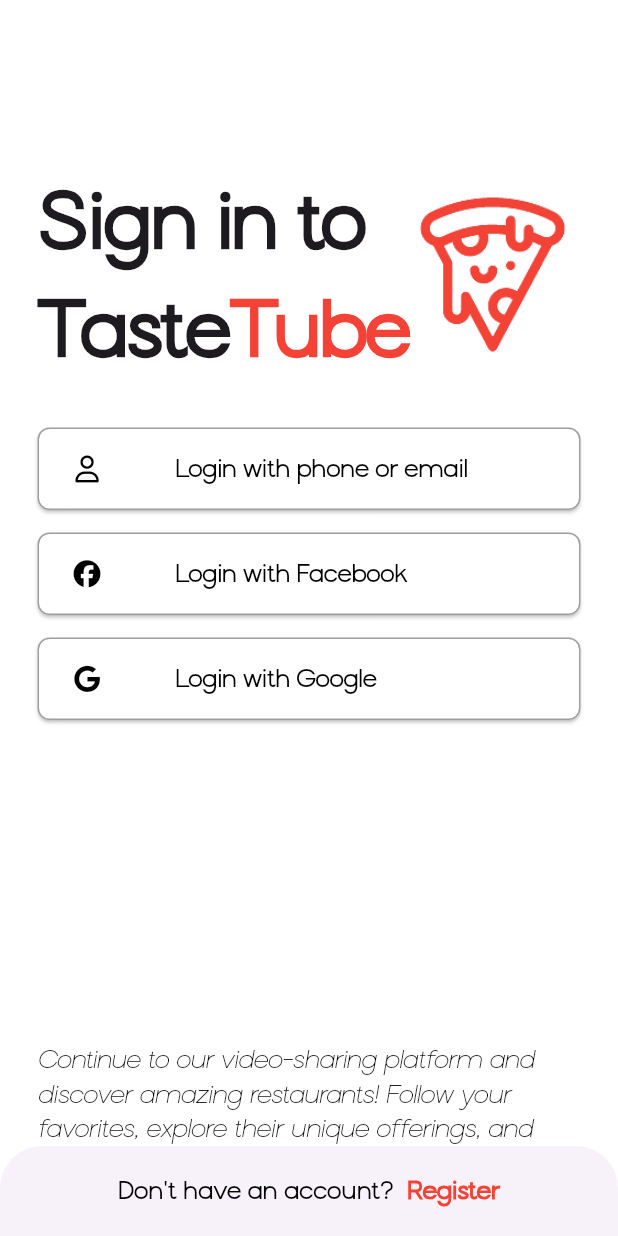
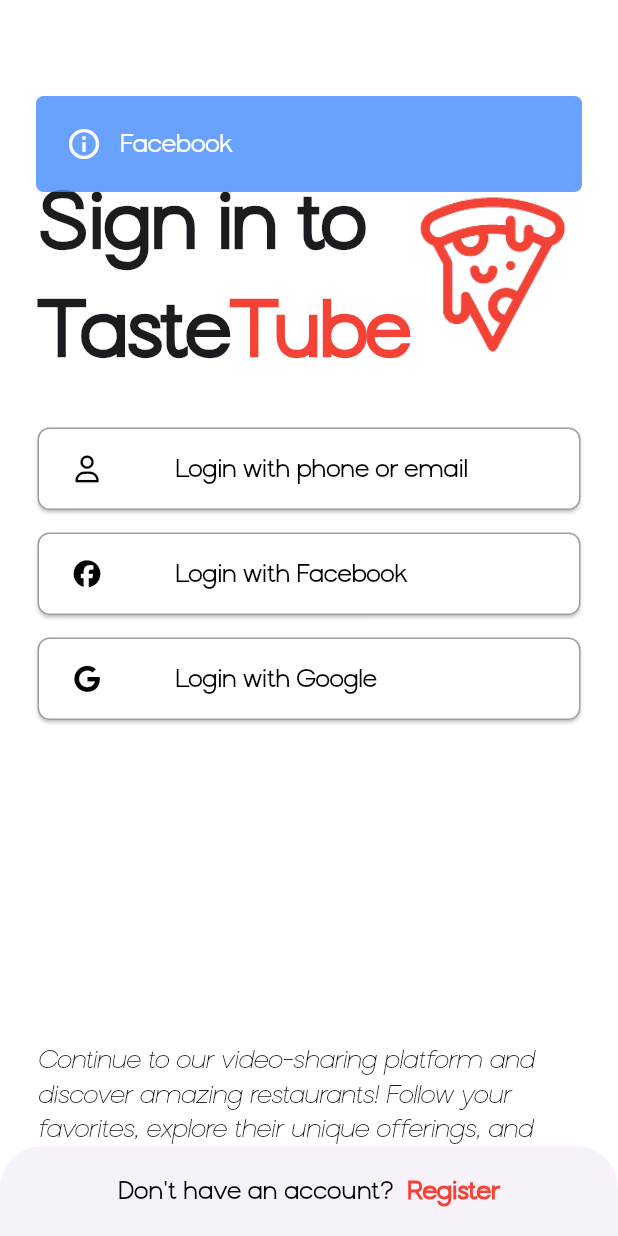
Before and after one commit to Killian0812/TasteTube, a Flutter app: the screen it shows after launch, after a tap on "Login with Facebook", on a phone screen of 412 x 824 dp. Run offline on Flutter 3.47's test engine with Material 3 defaults, Android fonts, the light colour scheme and no system bars; our stand-ins replace firebase_core, flutter_bloc, fluttertoast, font_awesome_flutter, fpdart, get_it and 3 more; accounts and stored records are empty.

Commit message:
fix: network permission + custom toast + naming

```diff
--- a/lib/api.dart
+++ b/lib/api.dart
@@ -1,5 +1,6 @@
 class Api {
-  static const _baseUrl = 'http://172.18.176.1:8080';
+  // exposed local server to internet using ngrok
+  static const _baseUrl = 'https://7694-27-73-139-80.ngrok-free.app/api';
 
   static const loginApi = '$_baseUrl/login';
   static const registerApi = '$_baseUrl/register';
--- a/lib/auth/view/login_page.dart
+++ b/lib/auth/view/login_page.dart
@@ -4,6 +4,7 @@
 import 'package:taste_tube/auth/view/widget/auth_title.dart';
 import 'package:taste_tube/auth/view/widget/auth_button.dart';
 import 'package:taste_tube/common/text.dart';
+import 'package:taste_tube/common/toast.dart';
 
 class LoginPage extends StatefulWidget {
   const LoginPage({super.key});
@@ -33,15 +34,19 @@
               AuthButton(
                 icon: FontAwesomeIcons.facebook,
                 title: "Login with Facebook",
-                onTap: () {},
+                onTap: () {
+                  ToastService.showToast(context, "Facebook", ToastType.info);
+                },
               ),
               AuthButton(
                 icon: FontAwesomeIcons.google,
                 title: "Login with Google",
-                onTap: () {},
+                onTap: () {
+                  ToastService.showToast(context, "Google", ToastType.success);
+                },
               ),
               const SizedBox(height: 200),
-              CustomTextWidget.loginPageMessage,
+              CommonTextWidget.loginPageMessage,
             ],
           ),
         ),
@@ -54,14 +59,14 @@
           children: [
             const Text(
               "Don't have an account?",
-              style: CustomTextStyle.regular,
+              style: CommonTextStyle.regular,
             ),
             GestureDetector(
               onTap: () {
                 context.push('/register');
               },
               child: Text("  Register",
-                  style: CustomTextStyle.bold.copyWith(color: Colors.red)),
+                  style: CommonTextStyle.bold.copyWith(color: Colors.red)),
             ),
           ],
         ),
--- a/lib/auth/view/phone_or_email/login_email/login_email_tab.dart
+++ b/lib/auth/view/phone_or_email/login_email/login_email_tab.dart
@@ -160,7 +160,7 @@
         builder: (context, state) {
       final cubit = context.read<LoginEmailCubit>();
 
-      return CustomButton(
+      return CommonButton(
         text: "Register",
         isDisabled: (state.confirmPassword != state.password) ||
             state.email.isEmpty ||
--- a/lib/auth/view/phone_or_email/login_phone/login_phone_tab.dart
+++ b/lib/auth/view/phone_or_email/login_phone/login_phone_tab.dart
@@ -26,13 +26,13 @@
                     initialCountryCode: "VN",
                     autofocus: true,
                     disableLengthCheck: true,
-                    dropdownTextStyle: CustomTextStyle.regular,
-                    style: CustomTextStyle.regular,
+                    dropdownTextStyle: CommonTextStyle.regular,
+                    style: CommonTextStyle.regular,
                     onChanged: (phone) {
                       cubit.editPhone(phone.completeNumber);
                     },
                   ),
-                  CustomButton(
+                  CommonButton(
                     text: "Send code",
                     isDisabled: !state.canSendOtp,
                     isLoading: state.isLoading,
--- a/lib/auth/view/phone_or_email/login_phone_or_email_page.dart
+++ b/lib/auth/view/phone_or_email/login_phone_or_email_page.dart
@@ -26,7 +26,7 @@
           centerTitle: true,
           title: const Text(
             "Sign up",
-            style: CustomTextStyle.bold,
+            style: CommonTextStyle.bold,
           ),
           bottom: TabBar(
             onTap: (value) {
@@ -42,7 +42,7 @@
                   FontAwesomeIcons.phone,
                   color: selectedIndex == 0
                       ? Colors.black
-                      : CustomColor.greyOutTextColor,
+                      : CommonColor.greyOutTextColor,
                 ),
                 text: "Phone",
               ),
@@ -51,7 +51,7 @@
                   CupertinoIcons.mail,
                   color: selectedIndex == 1
                       ? Colors.black
-                      : CustomColor.greyOutTextColor,
+                      : CommonColor.greyOutTextColor,
                 ),
                 text: "Email",
               ),
--- a/lib/auth/view/register_page.dart
+++ b/lib/auth/view/register_page.dart
@@ -39,7 +39,7 @@
                 onTap: () {},
               ),
               const SizedBox(height: 200),
-              CustomTextWidget.registerPageMessage,
+              CommonTextWidget.registerPageMessage,
             ],
           ),
         ),
@@ -52,14 +52,14 @@
           children: [
             const Text(
               "Already have an account?",
-              style: CustomTextStyle.regular,
+              style: CommonTextStyle.regular,
             ),
             GestureDetector(
               onTap: () {
                 context.go('/');
               },
               child: Text("  Login",
-                  style: CustomTextStyle.bold.copyWith(color: Colors.red)),
+                  style: CommonTextStyle.bold.copyWith(color: Colors.red)),
             ),
           ],
         ),
--- a/lib/auth/view/widget/auth_button.dart
+++ b/lib/auth/view/widget/auth_button.dart
@@ -31,7 +31,7 @@
             const SizedBox(width: 50),
             Text(
               title,
-              style: CustomTextStyle.regular,
+              style: CommonTextStyle.regular,
             ),
           ],
         ),
--- a/lib/auth/view/widget/auth_title.dart
+++ b/lib/auth/view/widget/auth_title.dart
@@ -16,12 +16,11 @@
             Text(
               title,
               style: const TextStyle(
-                fontFamily: "Ganh",
                 fontSize: 50,
                 fontWeight: FontWeight.bold,
               ),
             ),
-            CustomTextWidget.tasteTube,
+            CommonTextWidget.tasteTube,
           ],
         ),
         Image.asset('assets/images/tastetube_inverted.png', height: 110),
--- a/lib/common/color.dart
+++ b/lib/common/color.dart
@@ -1,6 +1,6 @@
 import 'package:flutter/material.dart';
 
-class CustomColor {
+class CommonColor {
   static const Color greyOutTextColor = Color.fromARGB(255, 187, 187, 187);
   static const Color greyOutBgColor = Color.fromRGBO(245, 243, 248, 1);
   static const Color activeTextColor = Colors.white;
--- a/lib/common/text.dart
+++ b/lib/common/text.dart
@@ -1,33 +1,28 @@
 import 'package:flutter/material.dart';
 
-class CustomTextStyle {
+class CommonTextStyle {
   static const TextStyle regular = TextStyle(
-    fontFamily: "Ganh",
     fontStyle: FontStyle.normal,
     color: Colors.black,
     fontSize: 16.0,
   );
   static const TextStyle bold = TextStyle(
-    fontFamily: "Ganh",
     fontWeight: FontWeight.bold,
     color: Colors.black,
     fontSize: 16.0,
   );
   static const TextStyle italic = TextStyle(
-    fontFamily: "Ganh",
     fontStyle: FontStyle.italic,
     color: Colors.black,
     fontSize: 16.0,
   );
   static const TextStyle thin = TextStyle(
-    fontFamily: "Ganh",
     fontStyle: FontStyle.normal,
     fontWeight: FontWeight.w100,
     color: Colors.black,
     fontSize: 16.0,
   );
   static const TextStyle thinItalic = TextStyle(
-    fontFamily: "Ganh",
     fontStyle: FontStyle.italic,
     fontWeight: FontWeight.w100,
     color: Colors.black,
@@ -35,15 +30,44 @@
   );
   static TextStyle boldItalic = italic.copyWith(fontWeight: FontWeight.bold);
 }
+class CommonTextStyleContrast {
+  static const TextStyle regular = TextStyle(
+    fontStyle: FontStyle.normal,
+    color: Color.fromARGB(255, 255, 255, 255),
+    fontSize: 16.0,
+  );
+  static const TextStyle bold = TextStyle(
+    fontWeight: FontWeight.bold,
+    color: Color.fromARGB(255, 255, 255, 255),
+    fontSize: 16.0,
+  );
+  static const TextStyle italic = TextStyle(
+    fontStyle: FontStyle.italic,
+    color: Color.fromARGB(255, 255, 255, 255),
+    fontSize: 16.0,
+  );
+  static const TextStyle thin = TextStyle(
+    fontStyle: FontStyle.normal,
+    fontWeight: FontWeight.w100,
+    color: Color.fromARGB(255, 255, 255, 255),
+    fontSize: 16.0,
+  );
+  static const TextStyle thinItalic = TextStyle(
+    fontStyle: FontStyle.italic,
+    fontWeight: FontWeight.w100,
+    color: Color.fromARGB(255, 254, 254, 254),
+    fontSize: 16.0,
+  );
+  static TextStyle boldItalic = italic.copyWith(fontWeight: FontWeight.bold);
+}
 
-class CustomTextWidget {
+class CommonTextWidget {
   static Widget tasteTube = const Row(
     mainAxisSize: MainAxisSize.min,
     children: [
       Text(
         "Taste",
         style: TextStyle(
-          fontFamily: "Ganh",
           fontSize: 50,
           fontWeight: FontWeight.bold,
         ),
@@ -51,21 +75,18 @@
       Text(
         "Tube",
         style: TextStyle(
-            fontFamily: "Ganh",
-            fontSize: 50,
-            fontWeight: FontWeight.bold,
-            color: Colors.red),
+            fontSize: 50, fontWeight: FontWeight.bold, color: Colors.red),
       ),
     ],
   );
 
   static Text loginPageMessage = const Text(
     "Continue to our video-sharing platform and discover amazing restaurants! Follow your favorites, explore their unique offerings, and dive into delicious video content.",
-    style: CustomTextStyle.thinItalic,
+    style: CommonTextStyle.thinItalic,
   );
 
   static Text registerPageMessage = const Text(
     "Sign up now and embark on a delightful culinary journey that will tantalize your taste buds and inspire your next meal!",
-    style: CustomTextStyle.thinItalic,
+    style: CommonTextStyle.thinItalic,
   );
 }
--- /dev/null
+++ b/lib/common/toast.dart
@@ -0,0 +1,81 @@
+import 'package:flutter/material.dart';
+import 'package:fluttertoast/fluttertoast.dart';
+import 'package:taste_tube/common/text.dart';
+
+enum ToastType {
+  info,
+  success,
+  warning,
+  error,
+}
+
+class ToastService {
+  static final FToast _fToast = FToast();
+
+  static void hideToast() {
+    _fToast.removeCustomToast();
+  }
+
+  static void showToast(BuildContext context, String message, ToastType type) {
+    hideToast();
+    _fToast.init(context);
+
+    Color backgroundColor;
+    IconData icon;
+    switch (type) {
+      case ToastType.info:
+        backgroundColor = Colors.blueAccent.withOpacity(0.8);
+        icon = Icons.info_outline;
+        break;
+      case ToastType.success:
+        backgroundColor = Colors.green.withOpacity(0.8);
+        icon = Icons.check_circle_outline;
+        break;
+      case ToastType.warning:
+        backgroundColor = Colors.orange.withOpacity(0.8);
+        icon = Icons.warning_amber_outlined;
+        break;
+      case ToastType.error:
+        backgroundColor = Colors.redAccent.withOpacity(0.8);
+        icon = Icons.error_outline;
+        break;
+    }
+
+    Widget toast = GestureDetector(
+      onVerticalDragEnd: (details) {
+        if (details.primaryVelocity! < 0) {
+          hideToast(); // Remove the toast on swipe up
+        }
+      },
+      child: Container(
+        padding: const EdgeInsets.symmetric(horizontal: 20, vertical: 20),
+        decoration: BoxDecoration(
+          borderRadius: BorderRadius.circular(5),
+          color: backgroundColor,
+        ),
+        child: Row(
+          mainAxisSize: MainAxisSize.max,
+          children: [
+            Icon(
+              icon,
+              color: Colors.white,
+            ),
+            const SizedBox(width: 12),
+            Expanded(
+              child: Text(
+                message,
+                style: CommonTextStyleContrast.regular,
+              ),
+            ),
+          ],
+        ),
+      ),
+    );
+
+    _fToast.showToast(
+      child: toast,
+      toastDuration: const Duration(seconds: 3),
+      gravity: ToastGravity.TOP,
+    );
+  }
+}
--- a/lib/injection.dart
+++ b/lib/injection.dart
@@ -1,9 +1,11 @@
 import 'package:get_it/get_it.dart';
+import 'package:logger/logger.dart';
 
 import 'auth/domain/auth_repo.dart';
 
 final getIt = GetIt.instance;
 
 void injectDependencies() {
-  getIt.registerSingleton<AuthRepository>(AuthRepository());
+  getIt.registerSingleton<Logger>(Logger());
+  getIt.registerLazySingleton<AuthRepository>(() => AuthRepository());
 }
--- a/lib/main.dart
+++ b/lib/main.dart
@@ -3,6 +3,7 @@
 import 'package:taste_tube/auth/view/login_page.dart';
 import 'package:taste_tube/auth/view/register_page.dart';
 import 'package:taste_tube/common/color.dart';
+import 'package:taste_tube/common/toast.dart';
 import 'package:taste_tube/injection.dart';
 
 import 'auth/view/phone_or_email/login_phone_or_email_page.dart';
@@ -30,9 +31,9 @@
               const TextSelectionThemeData(cursorColor: Colors.red),
           tabBarTheme: TabBarTheme(
             labelColor: Colors.black,
-            unselectedLabelColor: CustomColor.greyOutTextColor,
-            labelStyle: CustomTextStyle.bold,
-            unselectedLabelStyle: CustomTextStyle.boldItalic,
+            unselectedLabelColor: CommonColor.greyOutTextColor,
+            labelStyle: CommonTextStyle.bold,
+            unselectedLabelStyle: CommonTextStyle.boldItalic,
           ),
           appBarTheme: const AppBarTheme(
             backgroundColor: Colors.transparent,
--- a/lib/router.dart
+++ b/lib/router.dart
@@ -2,10 +2,12 @@
 
 final GoRouter _router = GoRouter(
   initialLocation: '/login',
+  observers: [CommonNavigatorObserver()],
   routes: [
     GoRoute(
       path: '/',
-      builder: (BuildContext context, GoRouterState state) => const Placeholder(),
+      builder: (BuildContext context, GoRouterState state) =>
+          const Placeholder(),
     ),
     // auth related routes
     GoRoute(
@@ -24,3 +26,17 @@
     ),
   ],
 );
+
+class CommonNavigatorObserver extends NavigatorObserver {
+  @override
+  void didPush(Route<dynamic> route, Route<dynamic>? previousRoute) {
+    ToastService.hideToast(); // Hide toast when navigating to a new page
+    super.didPush(route, previousRoute);
+  }
+
+  @override
+  void didPop(Route<dynamic> route, Route<dynamic>? previousRoute) {
+    ToastService.hideToast(); // Hide toast when navigating back
+    super.didPop(route, previousRoute);
+  }
+}
--- a/pubspec.yaml
+++ b/pubspec.yaml
@@ -3,7 +3,7 @@
 
 publish_to: 'none'
 
-version: 1.0.2+2
+version: 1.0.3+3
 
 environment:
   sdk: '>=3.3.0 <4.0.0'
@@ -21,6 +21,8 @@
   get_it: ^8.0.0
   http: ^1.2.2
   fpdart: ^1.1.0
+  logger: ^2.4.0
+  fluttertoast: ^8.2.8
 
 dev_dependencies:
   flutter_test:
```
Also changed, not shown: lib/auth/view/phone_or_email/login_email/login_email_cubit.dart (+5 -2 lines), lib/common/button.dart (+7 -7 lines), pubspec.lock, 5 other files.
